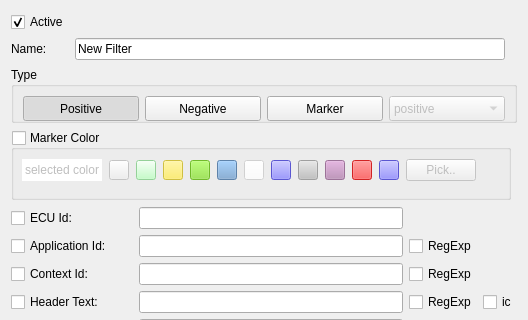
Above: src/filterdialog.ui from COVESA/dlt-viewer before the change; both pictures show x 0 to 528 and y 0 to 320 of the 528 by 560 pixel window. Below: the same form after it.
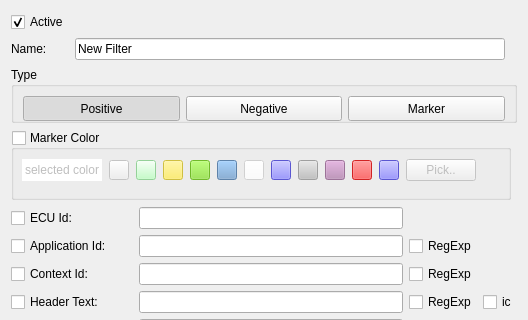
That is the form after the change. Icons and pictures are not drawn.

Patch:
```diff
--- a/src/filterdialog.ui
+++ b/src/filterdialog.ui
@@ -176,34 +176,6 @@
         </attribute>
        </widget>
       </item>
-      <item>
-       <widget class="QComboBox" name="comboBoxType">
-        <property name="enabled">
-         <bool>false</bool>
-        </property>
-        <property name="minimumSize">
-         <size>
-          <width>0</width>
-          <height>25</height>
-         </size>
-        </property>
-        <item>
-         <property name="text">
-          <string>positive</string>
-         </property>
-        </item>
-        <item>
-         <property name="text">
-          <string>negative</string>
-         </property>
-        </item>
-        <item>
-         <property name="text">
-          <string>marker</string>
-         </property>
-        </item>
-       </widget>
-      </item>
      </layout>
     </widget>
    </item>
```
Left out of the diff: 13 changed lines with no effect on the pictures.
